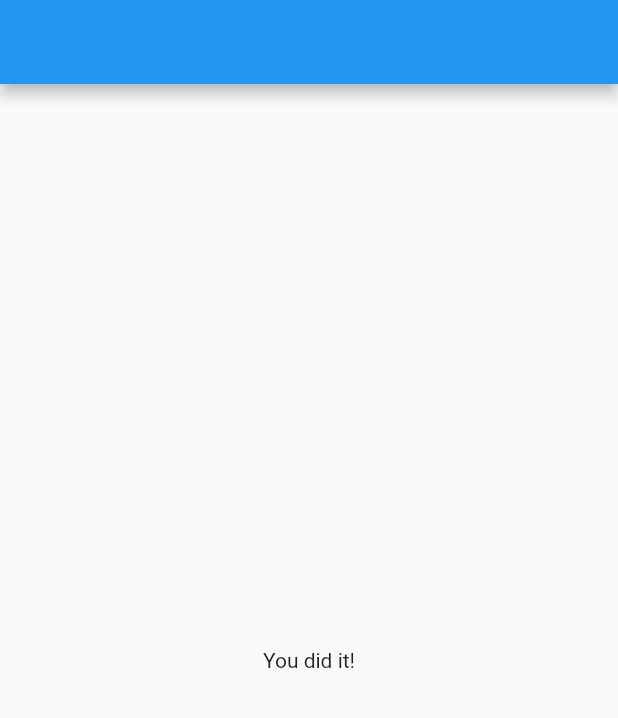
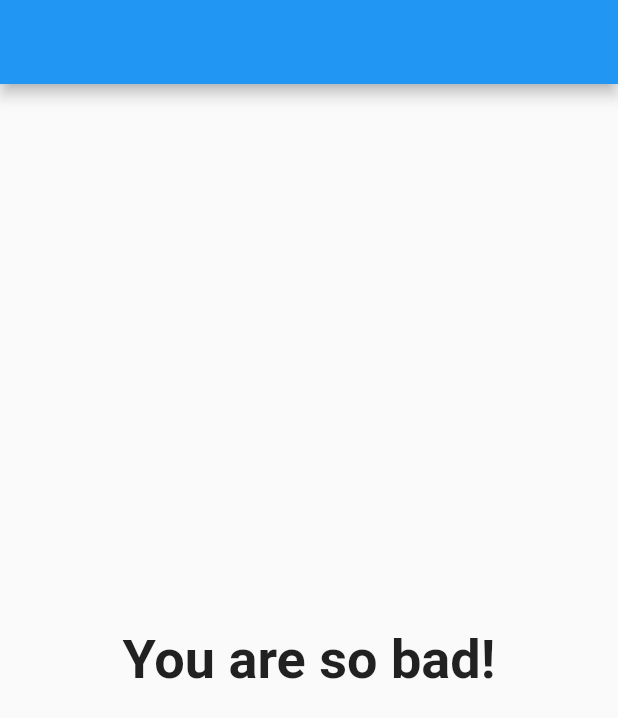
Before and after one commit to roxfives/flutter_quizz_app, a Flutter app: the screen it shows after launch, after a tap on "Black", after a tap on "Snake", after a tap on "Fable", on a phone screen of 412 x 824 dp. Shown: the top 718 px of the screen. Run offline on Flutter 3.47's test engine with Material 2 defaults, Android fonts, the phone set to English and light mode, and no system bars.

```diff
--- a/lib/main.dart
+++ b/lib/main.dart
@@ -14,25 +14,43 @@ class MyApp extends StatefulWidget {
 
 class _MyAppState extends State<MyApp> {
   var _questionIndex = 0;
+  var _totalScore = 0;
   final _questions = const [
     {
       'questionText': 'What\'s your favorite color?',
-      'answers': ['Black', 'Red', 'Green', 'White'],
+      'answers': [
+        {'text': 'Black', 'score': 20},
+        {'text': 'Red', 'score': 10},
+        {'text': 'Green', 'score': 5},
+        {'text': 'White', 'score': 1},
+      ],
     },
     {
       'questionText': 'What\'s your favorite animal?',
-      'answers': ['Rabbit', 'Snake', 'Elephant', 'Lion']
+      'answers': [
+        {'text': 'Rabbit', 'score': 20},
+        {'text': 'Snake', 'score': 10},
+        {'text': 'Elephant', 'score': 5},
+        {'text': 'Lion', 'score': 1},
+      ],
     },
     {
       'questionText': 'What\'s your favorite game?',
-      'answers': ['Assassin\'s Creed', 'Halo', 'Fable', 'Skyrim']
+      'answers': [
+        {'text': 'Assassin\'s Creed', 'score': 20},
+        {'text': 'Halo', 'score': 10},
+        {'text': 'Fable', 'score': 5},
+        {'text': 'Skyrim', 'score': 1},
+      ],
     },
   ];
 
-  void _answerQuestion() {
+  void _answerQuestion(int score) {
     setState(() {
       _questionIndex++;
     });
+
+    _totalScore += score;
 
     if (_questionIndex < _questions.length) {
       print('We have more questions');
@@ -55,7 +73,7 @@ class _MyAppState extends State<MyApp> {
                 questionIndex: _questionIndex,
                 questions: _questions,
               )
-            : Result(),
+            : Result(_totalScore),
       ),
     );
   }
--- a/lib/quizz.dart
+++ b/lib/quizz.dart
@@ -19,9 +19,9 @@ class Quizz extends StatelessWidget {
     return Column(
       children: [
         Question(questions[questionIndex]['questionText']),
-        ...(questions[questionIndex]['answers'] as List<String>)
-            .map((question) {
-          return Answer(answerQuestion, question);
+        ...(questions[questionIndex]['answers'] as List<Map<String, Object>>)
+        .map((answer) {
+          return Answer(() => answerQuestion(answer['score']), answer['text']);
         }).toList()
       ],
     );
--- a/lib/result.dart
+++ b/lib/result.dart
@@ -1,10 +1,39 @@
 import 'package:flutter/material.dart';
 
 class Result extends StatelessWidget {
+  final int finalScore;
+
+  Result(this.finalScore);
+
+
+  String get resultPhrase {
+    String resultText;
+
+    if (finalScore <= 8) {
+      resultText = 'You are awesome and innocent';
+    } else if (finalScore <= 12) {
+      resultText = 'Pretty likeable!';
+    } else if (finalScore <= 16) {
+      resultText = 'You are... strange?';
+    } else {
+      resultText = 'You are so bad!';
+    }
+
+    return resultText;
+  }
+
+
   @override
   Widget build(BuildContext context) {
     return Center(
-      child: Text('You did it!'),
+      child: Text(
+        resultPhrase,
+        textAlign: TextAlign.center,
+        style: TextStyle(
+          fontSize: 36,
+          fontWeight: FontWeight.bold,
+        ),
+      ),
     );
   }
 }
```
